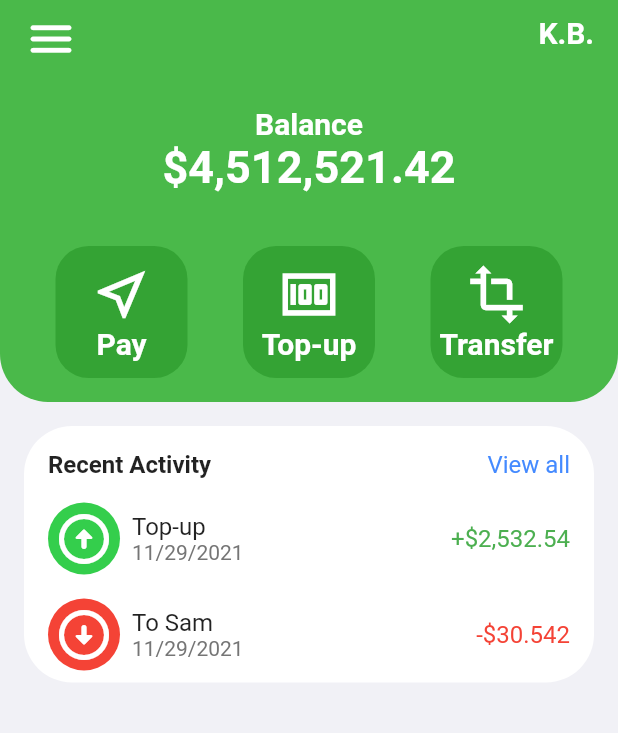
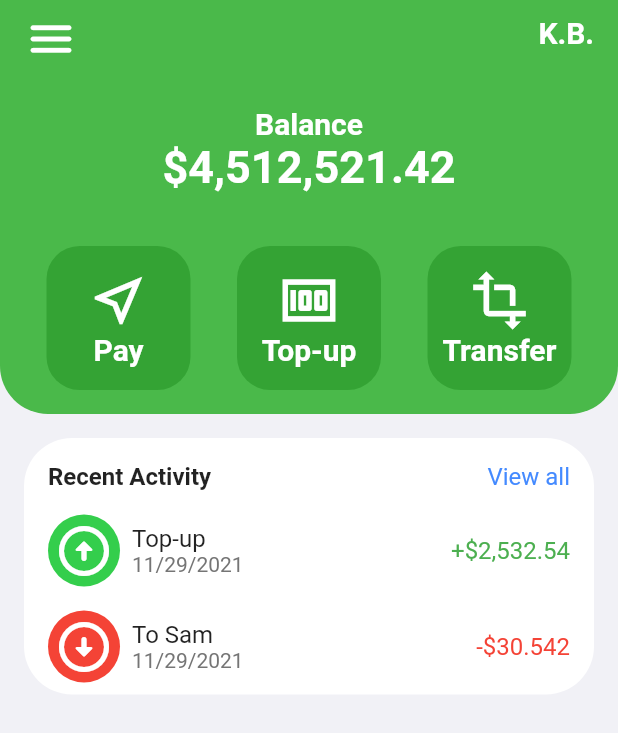
Before and after one commit to Tascate/wallet_rs, a Flutter app: the screen it shows after launch, on a phone screen of 412 x 824 dp. Shown: the top 733 px of the screen. Run offline on Flutter 3.47's test engine with Material 2 defaults, Android fonts, the phone set to English and light mode, and no system bars; our stand-ins replace google_fonts.

Commit message:
Testing Highlights on Button, Dashboard

```diff
--- a/lib/dashboard.dart
+++ b/lib/dashboard.dart
@@ -168,16 +168,17 @@ class _DashboardState extends State<Dashboard> {
         Navigator.push(
             context, MaterialPageRoute(builder: (context) => screen));
       },
+      child: TextButton(
         child: Container(
           decoration: BoxDecoration(
             borderRadius: BorderRadius.all(Radius.circular(22)),
             color: bgColor,
           ),
-        height: 88,
-        width: 88,
+          height: 96,
+          width: 96,
           child: Column(
-          mainAxisSize: MainAxisSize.min,
             mainAxisAlignment: MainAxisAlignment.center,
+            crossAxisAlignment: CrossAxisAlignment.center,
             children: [
               Icon(
                 icon,
@@ -187,6 +188,16 @@ class _DashboardState extends State<Dashboard> {
               Text(label, style: focusStyle),
             ],
           ),
+        ),
+        style: TextButton.styleFrom(
+          padding: const EdgeInsets.all(-8.0),
+          primary: Colors.white,
+          textStyle: const TextStyle(fontSize: 20),
+        ),
+        onPressed: () {
+          Navigator.push(
+              context, MaterialPageRoute(builder: (context) => screen));
+        },
       ),
     );
   }
```
Lines whose indentation alone changed are shown as unchanged.
